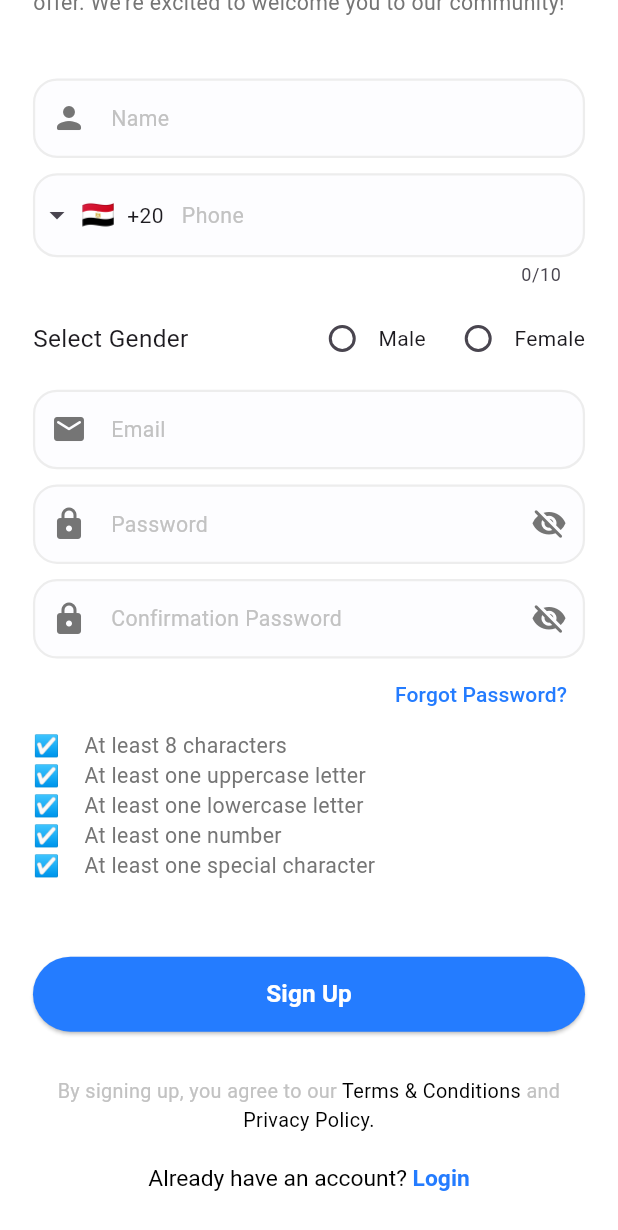
After one commit to MohamedMamdouh-432/Doctor-Appointment-App, a Flutter app: the SignupScreen screen opened by its route, scrolled down 114 dp, after a tap on "Forgot Password?", on a phone screen of 412 x 824 dp. The commit adds this screen. Shown: the top 1230 px of the screen. Run offline on Flutter 3.47's test engine with Material 3 defaults, Android fonts, the phone set to English and light mode, and no system bars; drawn by our look-alikes of intl_phone_field; our stand-ins replace awesome_dialog, dio, flutter_bloc, flutter_screenutil, flutter_spinkit, flutter_svg and 7 more; generated files the repository leaves out were written again.

Commit message:
sign up completed

```diff
--- a/lib/core/di/dependency_injection.dart
+++ b/lib/core/di/dependency_injection.dart
@@ -3,6 +3,8 @@ import 'package:testing_app/core/networking/api_service.dart';
 import 'package:testing_app/core/networking/dio_factory.dart';
 import 'package:testing_app/features/login/data/repos/login_repo.dart';
 import 'package:testing_app/features/login/logic/cubit/login_cubit.dart';
+import 'package:testing_app/features/signup/data/repos/signup_repo.dart';
+import 'package:testing_app/features/signup/logic/cubit/signup_cubit.dart';
 
 final getIt = GetIt.instance;
 
@@ -12,5 +14,8 @@ Future<void> setupDI() async {
   getIt.registerLazySingleton<ApiService>(() => ApiService(dio));
   // login
   getIt.registerLazySingleton<LoginRepo>(() => LoginRepo(getIt()));
-  getIt.registerLazySingleton<LoginCubit>(() => LoginCubit(getIt()));
+  getIt.registerFactory<LoginCubit>(() => LoginCubit(getIt()));
+  // signup
+  getIt.registerLazySingleton<SignupRepo>(() => SignupRepo(getIt()));
+  getIt.registerFactory<SignupCubit>(() => SignupCubit(getIt()));
 }
--- a/lib/core/networking/api_constants.dart
+++ b/lib/core/networking/api_constants.dart
@@ -1,6 +1,7 @@
 class ApiConstants {
   static const String baseUrl = "https://vcare.integration25.com/api/";
   static const String login = "auth/login";
+  static const String signup = "auth/register";
 }
 
 class ApiErrors {
--- a/lib/core/networking/api_service.dart
+++ b/lib/core/networking/api_service.dart
@@ -3,6 +3,8 @@ import 'package:retrofit/retrofit.dart';
 import 'package:testing_app/core/networking/api_constants.dart';
 import 'package:testing_app/features/login/data/models/login_request_body.dart';
 import 'package:testing_app/features/login/data/models/login_response.dart';
+import 'package:testing_app/features/signup/data/models/signup_request_body.dart';
+import 'package:testing_app/features/signup/data/models/signup_response.dart';
 
 part 'api_service.g.dart';
 
@@ -11,7 +13,8 @@ abstract class ApiService {
   factory ApiService(Dio dio, {String baseUrl}) = _ApiService;
 
   @POST(ApiConstants.login)
-  Future<LoginResponse> login(
-    @Body() LoginRequestBody loginRequestBody,
-  );
+  Future<LoginResponse> login(@Body() LoginRequestBody loginRequestBody);
+
+  @POST(ApiConstants.signup)
+  Future<SignupResponse> signup(@Body() SignupRequestBody signupRequestBody);
 }
--- a/lib/core/routing/app_router.dart
+++ b/lib/core/routing/app_router.dart
@@ -6,6 +6,8 @@ import 'package:testing_app/features/home/ui/screens/home_screen.dart';
 import 'package:testing_app/features/login/logic/cubit/login_cubit.dart';
 import 'package:testing_app/features/login/ui/screens/login_screen.dart';
 import 'package:testing_app/features/onboarding/ui/screens/onboarding_screen.dart';
+import 'package:testing_app/features/signup/logic/cubit/signup_cubit.dart';
+import 'package:testing_app/features/signup/ui/screens/signup_screen.dart';
 
 final GoRouter appRouter = GoRouter(
   routes: [
@@ -21,8 +23,12 @@ final GoRouter appRouter = GoRouter(
       ),
     ),
     GoRoute(
-      path: Routes.homeScreen,
-      builder: (context, state) => HomeScreen(),
+      path: Routes.signupScreen,
+      builder: (context, state) => BlocProvider(
+        create: (context) => getIt<SignupCubit>(),
+        child: SignupScreen(),
+      ),
     ),
+    GoRoute(path: Routes.homeScreen, builder: (context, state) => HomeScreen()),
   ],
 );
--- /dev/null
+++ b/lib/features/signup/data/models/signup_request_body.dart
@@ -0,0 +1,42 @@
+import 'package:json_annotation/json_annotation.dart';
+part 'signup_request_body.g.dart';
+
+@JsonSerializable()
+class SignupRequestBody {
+  final String name;
+  final String phone;
+  final int gender;
+  final String email;
+  final String password;
+  @JsonKey(name: 'password_confirmation')
+  final String confirmationPassword;
+
+  SignupRequestBody({
+    required this.name,
+    required this.phone,
+    required this.gender,
+    required this.email,
+    required this.password,
+    required this.confirmationPassword,
+  });
+
+  Map<String, dynamic> toJson() => _$SignupRequestBodyToJson(this);
+
+  SignupRequestBody copyWith({
+    String? email,
+    String? password,
+    String? name,
+    String? phone,
+    int? gender,
+    String? confirmationPassword,
+  }) {
+    return SignupRequestBody(
+      email: email ?? this.email,
+      password: password ?? this.password,
+      name: name ?? this.name,
+      phone: phone ?? this.phone,
+      gender: gender ?? this.gender,
+      confirmationPassword: confirmationPassword ?? this.confirmationPassword,
+    );
+  }
+}
--- /dev/null
+++ b/lib/features/signup/data/models/signup_response.dart
@@ -0,0 +1,28 @@
+import 'package:json_annotation/json_annotation.dart';
+part 'signup_response.g.dart';
+
+@JsonSerializable()
+class SignupResponse {
+  String? message;
+  @JsonKey(name: 'data')
+  UserData? userData;
+  bool? status;
+  int? code;
+
+  SignupResponse({this.message, this.userData, this.status, this.code});
+
+  factory SignupResponse.fromJson(Map<String, dynamic> json) =>
+      _$SignupResponseFromJson(json);
+}
+
+@JsonSerializable()
+class UserData {
+  String? token;
+  @JsonKey(name: 'username')
+  String? userName;
+
+  UserData({this.token, this.userName});
+
+  factory UserData.fromJson(Map<String, dynamic> json) =>
+      _$UserDataFromJson(json);
+}
--- /dev/null
+++ b/lib/features/signup/data/repos/signup_repo.dart
@@ -0,0 +1,22 @@
+import 'package:testing_app/core/networking/api_error_handler.dart';
+import 'package:testing_app/core/networking/api_result.dart';
+import 'package:testing_app/core/networking/api_service.dart';
+import 'package:testing_app/features/signup/data/models/signup_request_body.dart';
+import 'package:testing_app/features/signup/data/models/signup_response.dart';
+
+class SignupRepo {
+  final ApiService _apiService;
+
+  SignupRepo(this._apiService);
+
+  Future<ApiResult<SignupResponse>> signup(
+    SignupRequestBody signupRequestBody,
+  ) async {
+    try {
+      final response = await _apiService.signup(signupRequestBody);
+      return ApiResult.success(response);
+    } catch (e) {
+      return ApiResult.failure(ErrorHandler.handle(e));
+    }
+  }
+}
--- /dev/null
+++ b/lib/features/signup/logic/cubit/signup_cubit.dart
@@ -0,0 +1,24 @@
+import 'package:flutter_bloc/flutter_bloc.dart';
+import 'package:testing_app/core/networking/api_result.dart';
+import 'package:testing_app/features/signup/data/models/signup_request_body.dart';
+import 'package:testing_app/features/signup/data/repos/signup_repo.dart';
+import 'package:testing_app/features/signup/logic/cubit/signup_state.dart';
+
+class SignupCubit extends Cubit<SignupState> {
+  final SignupRepo signupRepo;
+
+  SignupCubit(this.signupRepo) : super(SignupState.initial());
+
+  void signup(SignupRequestBody signupData) async {
+    emit(SignupState.loading());
+    try {
+    final response = await signupRepo.signup(signupData);
+      response.when(
+        success: (data) => emit(SignupState.success(data)),
+        failure: (error) => emit(SignupState.error(error.failure.message ?? '')),
+      );
+    } catch (e) {
+      emit(SignupState.error(e.toString()));
+    }
+  }
+}
--- /dev/null
+++ b/lib/features/signup/logic/cubit/signup_state.dart
@@ -0,0 +1,11 @@
+import 'package:freezed_annotation/freezed_annotation.dart';
+
+part 'signup_state.freezed.dart';
+
+@freezed
+class SignupState<T> with _$SignupState<T> {
+  const factory SignupState.initial() = _Initial;
+  const factory SignupState.loading() = Loading;
+  const factory SignupState.success(T data) = Success<T>;
+  const factory SignupState.error(String message) = Error;
+}
--- /dev/null
+++ b/lib/features/signup/ui/components/footer_section.dart
@@ -0,0 +1,64 @@
+import 'package:flutter/gestures.dart';
+import 'package:flutter/material.dart';
+import 'package:flutter_screenutil/flutter_screenutil.dart';
+import 'package:go_router/go_router.dart';
+import 'package:testing_app/core/routing/routes.dart';
+import 'package:testing_app/core/theming/colors.dart';
+
+class FooterSection extends StatelessWidget {
+  const FooterSection({super.key});
+
+  @override
+  Widget build(BuildContext context) {
+    return Column(
+      spacing: 20.h,
+      children: [
+        Text.rich(
+          textAlign: TextAlign.center,
+          TextSpan(
+            style: TextStyle(fontSize: 13.sp),
+            children: [
+              TextSpan(
+                text: 'By signing up, you agree to our ',
+                style: TextStyle(color: ColorsManager.brightGray),
+              ),
+              TextSpan(
+                text: 'Terms & Conditions',
+                style: TextStyle(color: Colors.black),
+              ),
+              TextSpan(
+                text: ' and ',
+                style: TextStyle(color: ColorsManager.brightGray),
+              ),
+              TextSpan(
+                text: 'Privacy Policy.',
+                style: TextStyle(color: Colors.black),
+              ),
+            ],
+          ),
+        ),
+        RichText(
+          textAlign: TextAlign.center,
+          text: TextSpan(
+            style: TextStyle(fontSize: 15.sp),
+            children: [
+              TextSpan(
+                text: 'Already have an account? ',
+                style: TextStyle(color: Colors.black),
+              ),
+              TextSpan(
+                text: 'Login',
+                style: TextStyle(
+                  color: ColorsManager.mainBlue,
+                  fontWeight: FontWeight.bold,
+                ),
+                recognizer: TapGestureRecognizer()
+                  ..onTap = () => context.push(Routes.loginScreen),
+              ),
+            ],
+          ),
+        ),
+      ],
+    );
+  }
+}
--- /dev/null
+++ b/lib/features/signup/ui/components/headline_section.dart
@@ -0,0 +1,32 @@
+import 'package:flutter/material.dart';
+import 'package:flutter_screenutil/flutter_screenutil.dart';
+import 'package:gap/gap.dart';
+import 'package:testing_app/core/theming/colors.dart';
+import 'package:velocity_x/velocity_x.dart';
+
+class HeadlineSection extends StatelessWidget {
+  const HeadlineSection({super.key});
+
+  @override
+  Widget build(BuildContext context) {
+    return Container(
+      margin: EdgeInsets.only(top: 10.h),
+      child: Column(
+        crossAxisAlignment: CrossAxisAlignment.start,
+        children: [
+          'Create Account'.text
+              .size(24.sp)
+              .bold
+              .color(ColorsManager.mainBlue)
+              .make(),
+          Gap(10.h),
+          "Sign up now and start exploring all that our app has to offer. We're excited to welcome you to our community!"
+              .text
+              .size(14.sp)
+              .color(ColorsManager.gray)
+              .make(),
+        ],
+      ),
+    );
+  }
+}
--- /dev/null
+++ b/lib/features/signup/ui/components/signup_form.dart
@@ -0,0 +1,181 @@
+import 'dart:developer';
+
+import 'package:flutter/material.dart';
+import 'package:flutter_bloc/flutter_bloc.dart';
+import 'package:flutter_screenutil/flutter_screenutil.dart';
+import 'package:gap/gap.dart';
+import 'package:intl_phone_field/intl_phone_field.dart';
+import 'package:testing_app/core/theming/colors.dart';
+import 'package:testing_app/core/widgets/generic_button.dart';
+import 'package:testing_app/core/widgets/generic_text_field.dart';
+import 'package:testing_app/features/signup/data/models/signup_request_body.dart';
+import 'package:testing_app/features/signup/logic/cubit/signup_cubit.dart';
+import 'package:testing_app/features/signup/ui/widgets/gender_selector.dart';
+import 'package:testing_app/features/signup/ui/widgets/password_check_line.dart';
+import 'package:velocity_x/velocity_x.dart';
+
+class SignupForm extends StatefulWidget {
+  const SignupForm({super.key});
+
+  @override
+  State<SignupForm> createState() => _SignupFormState();
+}
+
+class _SignupFormState extends State<SignupForm> {
+  int? gender;
+  String name = '',
+      phone = '',
+      email = '',
+      password = '',
+      confirmationPassword = '';
+  final GlobalKey<FormState> _formKey = GlobalKey<FormState>();
+
+  @override
+  Widget build(BuildContext context) {
+    return Form(
+      key: _formKey,
+      autovalidateMode: AutovalidateMode.onUserInteraction,
+      child: Column(
+        children: [
+          GenericTextField(
+            hint: 'Name',
+            preIcon: Icons.person_rounded,
+            onChanged: (v) => setState(() => name = v),
+            validator: (v) {
+              if (v!.isEmpty) return 'Name is required';
+              return null;
+            },
+          ),
+          Gap(10.h),
+          IntlPhoneField(
+            decoration: InputDecoration(
+              enabledBorder: OutlineInputBorder(
+                borderRadius: BorderRadius.circular(16),
+                borderSide: BorderSide(
+                  color: ColorsManager.brighterGray,
+                  width: 1.5,
+                ),
+              ),
+              focusedBorder: OutlineInputBorder(
+                gapPadding: 10.0,
+                borderRadius: BorderRadius.circular(16),
+                borderSide: BorderSide(
+                  color: ColorsManager.mainBlue,
+                  width: 1.5,
+                ),
+              ),
+              errorBorder: OutlineInputBorder(
+                gapPadding: 10.0,
+                borderRadius: BorderRadius.circular(16),
+                borderSide: BorderSide(
+                  color: ColorsManager.brightRed,
+                  width: 1.5,
+                ),
+              ),
+              focusedErrorBorder: OutlineInputBorder(
+                gapPadding: 10.0,
+                borderRadius: BorderRadius.circular(16),
+                borderSide: BorderSide(
+                  color: ColorsManager.brightRed,
+                  width: 1.5,
+                ),
+              ),
+              filled: true,
+              fillColor: ColorsManager.brightestGray,
+              hint: 'Phone'.text
+                  .size(14.sp)
+                  .color(ColorsManager.brightGray)
+                  .make(),
+            ),
+            initialCountryCode: 'EG',
+            onChanged: (v) {
+              log(v.toString());
+              setState(() => phone = v.countryCode + v.number);
+            },
+          ),
+          Gap(10.h),
+          GenderSelector(
+            selectedGender: gender ?? -1,
+            onChanged: (v) {
+              log(v.toString());
+              setState(() => gender = v);
+            },
+          ),
+          Gap(10.h),
+          GenericTextField(
+            hint: 'Email',
+            preIcon: Icons.email_rounded,
+            onChanged: (v) => setState(() => email = v),
+            validator: (v) {
+              RegExp regExp = RegExp(r'^[\w-\.]+@([\w-]+\.)+[\w-]{2,4}$');
+              if (!regExp.hasMatch(v!)) return 'Invalid email';
+              return null;
+            },
+          ),
+          Gap(10.h),
+          GenericTextField(
+            hint: 'Password',
+            isObsecure: true,
+            preIcon: Icons.lock_rounded,
+            onChanged: (v) => setState(() => password = v),
+          ),
+          Gap(10.h),
+          GenericTextField(
+            hint: 'Confirmation Password',
+            isObsecure: true,
+            preIcon: Icons.lock_rounded,
+            onChanged: (v) => setState(() => confirmationPassword = v),
+            validator: (v) {
+              if (password.isNotEmpty && v != password)
+                return 'Passwords do not match';
+              return null;
+            },
+          ),
+          Align(
+            alignment: AlignmentDirectional.centerEnd,
+            child: TextButton(
+              onPressed: () {},
+              child: 'Forgot Password?'.text
+                  .color(ColorsManager.mainBlue)
+                  .make(),
+            ),
+          ),
+          PasswordCheckLine('At least 8 characters', password.length >= 8),
+          PasswordCheckLine(
+            'At least one uppercase letter',
+            password.contains(RegExp(r'[A-Z]')),
+          ),
+          PasswordCheckLine(
+            'At least one lowercase letter',
+            password.contains(RegExp(r'[a-z]')),
+          ),
+          PasswordCheckLine(
+            'At least one number',
+            password.contains(RegExp(r'[0-9]')),
+          ),
+          PasswordCheckLine(
+            'At least one special character',
+            password.contains(RegExp(r'[!@#$%^&*(),.?":{}|<>]')),
+          ),
+          Gap(50.h),
+          GenericButton(
+            content: 'Sign Up',
+            onPressed: () {
+              if (!_formKey.currentState!.validate()) return;
+              context.read<SignupCubit>().signup(
+                SignupRequestBody(
+                  name: name,
+                  phone: phone,
+                  gender: gender ?? 0,
+                  email: email,
+                  password: password,
+                  confirmationPassword: confirmationPassword,
+                ),
+              );
+            },
+          ),
+        ],
+      ),
+    );
+  }
+}
--- /dev/null
+++ b/lib/features/signup/ui/screens/signup_screen.dart
@@ -0,0 +1,74 @@
+import 'package:awesome_dialog/awesome_dialog.dart';
+import 'package:flutter/material.dart';
+import 'package:flutter_bloc/flutter_bloc.dart';
+import 'package:flutter_screenutil/flutter_screenutil.dart';
+import 'package:flutter_spinkit/flutter_spinkit.dart';
+import 'package:gap/gap.dart';
+import 'package:go_router/go_router.dart';
+import 'package:testing_app/core/routing/routes.dart';
+import 'package:testing_app/features/signup/logic/cubit/signup_cubit.dart';
+import 'package:testing_app/features/signup/logic/cubit/signup_state.dart';
+import 'package:testing_app/features/signup/ui/components/footer_section.dart';
+import 'package:testing_app/features/signup/ui/components/headline_section.dart';
+import 'package:testing_app/features/signup/ui/components/signup_form.dart';
+
+class SignupScreen extends StatelessWidget {
+  const SignupScreen({super.key});
+
+  @override
+  Widget build(BuildContext context) {
+    return Scaffold(
+      body: SafeArea(
+        child: BlocListener<SignupCubit, SignupState>(
+          listenWhen: (p, c) => c is Loading || c is Success || c is Error,
+          listener: (context, state) {
+            state.whenOrNull(
+              loading: () => showDialog(
+                context: context,
+                builder: (context) =>
+                    SpinKitFadingCircle(size: 70, color: Colors.white),
+              ),
+              success: (data) {
+                context.pop();
+                AwesomeDialog(
+                  context: context,
+                  dialogType: DialogType.success,
+                  title: 'Account Created Successfully',
+                  desc: 'Login and Get Started!',
+                  btnOkText: 'Ok',
+                ).show();
+                Future.delayed(
+                  const Duration(seconds: 2),
+                  () => context.go(Routes.loginScreen),
+                );
+              },
+              error: (message) {
+                context.pop();
+                AwesomeDialog(
+                  context: context,
+                  dialogType: DialogType.error,
+                  title: 'Sign Up Error',
+                  desc: message,
+                  btnCancelText: 'Close',
+                ).show();
+              },
+            );
+          },
+          child: SingleChildScrollView(
+            padding: EdgeInsets.symmetric(vertical: 30.h, horizontal: 20.w),
+            child: Column(
+              crossAxisAlignment: CrossAxisAlignment.start,
+              children: [
+                HeadlineSection(),
+                Gap(40.h),
+                SignupForm(),
+                Gap(30.h),
+                FooterSection(),
+              ],
+            ),
+          ),
+        ),
+      ),
+    );
+  }
+}
--- /dev/null
+++ b/lib/features/signup/ui/widgets/gender_selector.dart
@@ -0,0 +1,38 @@
+import 'package:flutter/material.dart';
+import 'package:flutter_screenutil/flutter_screenutil.dart';
+import 'package:gap/gap.dart';
+import 'package:velocity_x/velocity_x.dart';
+
+class GenderSelector extends StatelessWidget {
+  final int selectedGender;
+  final void Function(int) onChanged;
+
+  const GenderSelector({
+    super.key,
+    required this.onChanged,
+    required this.selectedGender,
+  });
+
+  @override
+  Widget build(BuildContext context) {
+    return Row(
+      children: [
+        'Select Gender'.text.size(16.sp).make(),
+        const Spacer(),
+        Radio<int>(
+          value: 0,
+          groupValue: selectedGender,
+          onChanged: (v) => onChanged.call(v!),
+        ),
+        const Text('Male'),
+        Gap(10.w),
+        Radio<int>(
+          value: 1,
+          groupValue: selectedGender,
+          onChanged: (v) => onChanged.call(v!),
+        ),
+        const Text('Female'),
+      ],
+    );
+  }
+}
--- /dev/null
+++ b/lib/features/signup/ui/widgets/password_check_line.dart
@@ -0,0 +1,23 @@
+import 'package:flutter/material.dart';
+import 'package:flutter_screenutil/flutter_screenutil.dart';
+import 'package:gap/gap.dart';
+import 'package:testing_app/core/theming/colors.dart';
+import 'package:velocity_x/velocity_x.dart';
+
+class PasswordCheckLine extends StatelessWidget {
+  final String line;
+  final bool isValidated;
+
+  const PasswordCheckLine(this.line, this.isValidated, {super.key});
+
+  @override
+  Widget build(BuildContext context) {
+    return Row(
+      children: [
+        isValidated ? '✅'.text.make() : '☑️'.text.make(),
+        Gap(15.w),
+        line.text.size(14.sp).color(ColorsManager.gray).make(),
+      ],
+    );
+  }
+}
--- a/pubspec.yaml
+++ b/pubspec.yaml
@@ -31,6 +31,7 @@ dependencies:
   formz: ^0.8.0
   flutter_spinkit: ^5.2.2
   awesome_dialog: ^3.2.1
+  intl_phone_field: ^3.2.0
 
 dev_dependencies:
   flutter_test:
```
Also changed, not shown: lib/core/networking/api_service.g.dart, lib/features/signup/data/models/signup_request_body.g.dart (added), lib/features/signup/data/models/signup_response.g.dart (added), lib/features/signup/logic/cubit/signup_state.freezed.dart (added), pubspec.lock.
